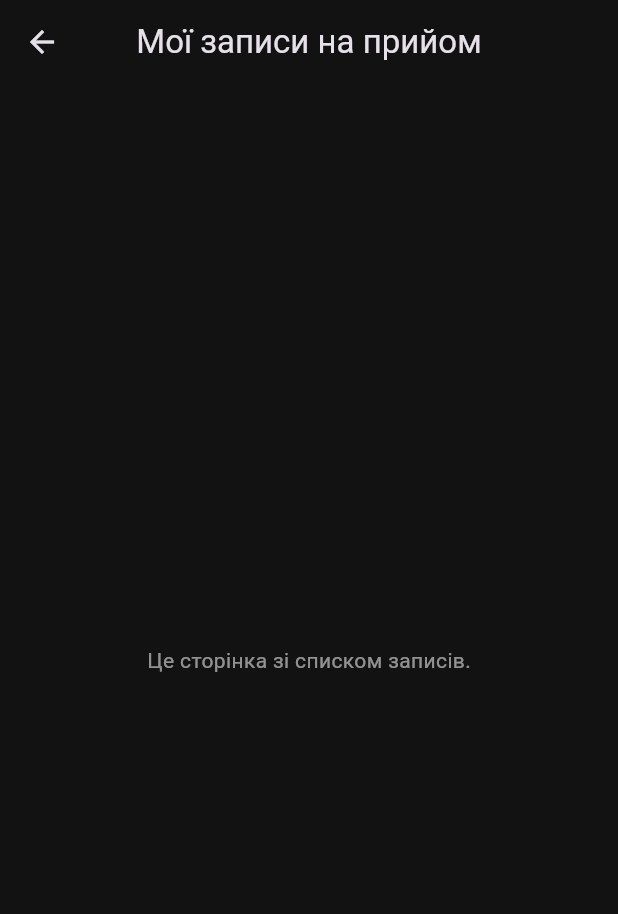
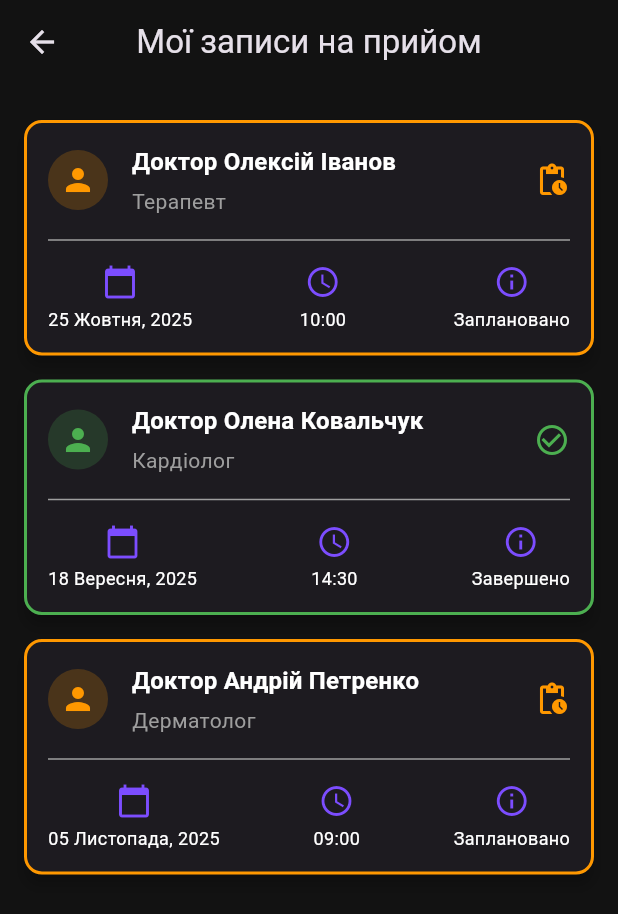
Before and after one commit to kolyasiquez/health_app, a Flutter app: the AppointmentListScreen screen opened by its route, on a phone screen of 412 x 824 dp. Shown: the top 914 px of the screen. Run offline on Flutter 3.47's test engine with Material 3 defaults, Android fonts, the phone set to English and light mode, and no system bars; our stand-ins replace cloud_firestore, firebase_auth, firebase_core, firebase_storage, image_picker; accounts and stored records are empty.

Commit message:
Added some interface to appointment list page (screen)

```diff
--- a/lib/screens/appointment/appointment_list_screen.dart
+++ b/lib/screens/appointment/appointment_list_screen.dart
@@ -1,3 +1,5 @@
+// lib/screens/appointment/appointment_list_screen.dart
+
 import 'package:flutter/material.dart';
 
 class AppointmentListScreen extends StatelessWidget {
@@ -5,13 +7,140 @@ class AppointmentListScreen extends StatelessWidget {
 
   @override
   Widget build(BuildContext context) {
+    // Тимчасові дані для демонстрації
+    final appointments = [
+      {
+        'doctorName': 'Доктор Олексій Іванов',
+        'specialty': 'Терапевт',
+        'date': '25 Жовтня, 2025',
+        'time': '10:00',
+        'status': 'Заплановано',
+      },
+      {
+        'doctorName': 'Доктор Олена Ковальчук',
+        'specialty': 'Кардіолог',
+        'date': '18 Вересня, 2025',
+        'time': '14:30',
+        'status': 'Завершено',
+      },
+      {
+        'doctorName': 'Доктор Андрій Петренко',
+        'specialty': 'Дерматолог',
+        'date': '05 Листопада, 2025',
+        'time': '09:00',
+        'status': 'Заплановано',
+      },
+    ];
+
     return Scaffold(
       appBar: AppBar(
         title: const Text('Мої записи на прийом'),
       ),
-      body: const Center(
-        child: Text('Це сторінка зі списком записів.'),
+      body: appointments.isEmpty
+          ? const Center(
+        child: Text(
+          'У вас немає запланованих візитів.',
+          style: TextStyle(color: Colors.white54),
+        ),
+      )
+          : ListView.builder(
+        padding: const EdgeInsets.all(16.0),
+        itemCount: appointments.length,
+        itemBuilder: (context, index) {
+          final appointment = appointments[index];
+          return AppointmentCard(appointment: appointment);
+        },
       ),
     );
   }
 }
+
+class AppointmentCard extends StatelessWidget {
+  final Map<String, dynamic> appointment;
+
+  const AppointmentCard({super.key, required this.appointment});
+
+  @override
+  Widget build(BuildContext context) {
+    // Визначення кольору картки залежно від статусу
+    Color statusColor = Colors.deepPurpleAccent;
+    if (appointment['status'] == 'Завершено') {
+      statusColor = Colors.green;
+    } else if (appointment['status'] == 'Заплановано') {
+      statusColor = Colors.orange;
+    }
+
+    return Card(
+      margin: const EdgeInsets.symmetric(vertical: 8.0),
+      elevation: 4.0,
+      shape: RoundedRectangleBorder(
+        borderRadius: BorderRadius.circular(12),
+        side: BorderSide(color: statusColor, width: 2),
+      ),
+      child: Padding(
+        padding: const EdgeInsets.all(16.0),
+        child: Column(
+          crossAxisAlignment: CrossAxisAlignment.start,
+          children: [
+            Row(
+              children: [
+                CircleAvatar(
+                  backgroundColor: statusColor.withOpacity(0.2),
+                  child: Icon(Icons.person, color: statusColor),
+                ),
+                const SizedBox(width: 16.0),
+                Expanded(
+                  child: Column(
+                    crossAxisAlignment: CrossAxisAlignment.start,
+                    children: [
+                      Text(
+                        appointment['doctorName'],
+                        style: Theme.of(context).textTheme.titleMedium!.copyWith(
+                          fontWeight: FontWeight.bold,
+                          color: Colors.white,
+                        ),
+                      ),
+                      const SizedBox(height: 4.0),
+                      Text(
+                        appointment['specialty'],
+                        style: Theme.of(context).textTheme.bodyMedium!.copyWith(
+                          color: Colors.grey,
+                        ),
+                      ),
+                    ],
+                  ),
+                ),
+                Icon(
+                  appointment['status'] == 'Завершено' ? Icons.check_circle_outline : Icons.pending_actions,
+                  color: statusColor,
+                ),
+              ],
+            ),
+            const Divider(height: 32, thickness: 1, color: Colors.grey),
+            Row(
+              mainAxisAlignment: MainAxisAlignment.spaceBetween,
+              children: [
+                _buildInfoColumn(Icons.calendar_today, appointment['date']),
+                _buildInfoColumn(Icons.access_time, appointment['time']),
+                _buildInfoColumn(Icons.info_outline, appointment['status']),
+              ],
+            ),
+          ],
+        ),
+      ),
+    );
+  }
+
+  Widget _buildInfoColumn(IconData icon, String text) {
+    return Column(
+      children: [
+        Icon(icon, color: Colors.deepPurpleAccent),
+        const SizedBox(height: 4.0),
+        Text(
+          text,
+          style: const TextStyle(fontSize: 12, color: Colors.white),
+        ),
+      ],
+    );
+  }
+}
```
